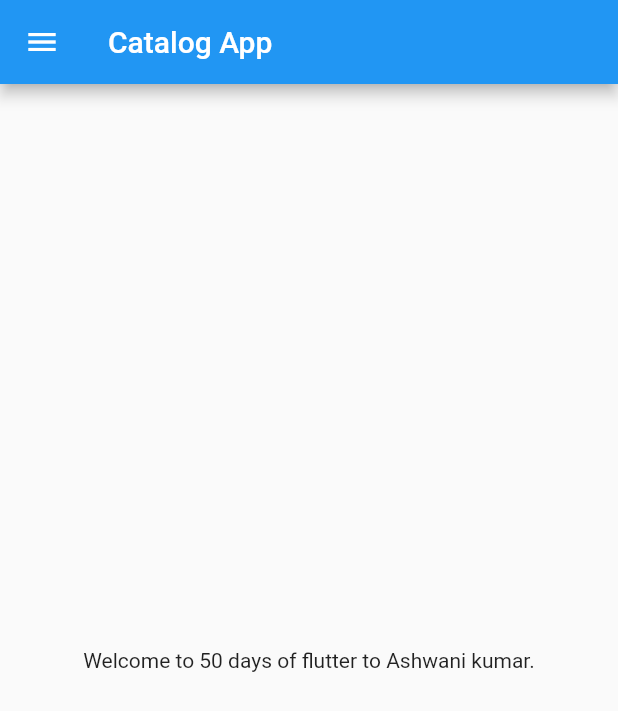
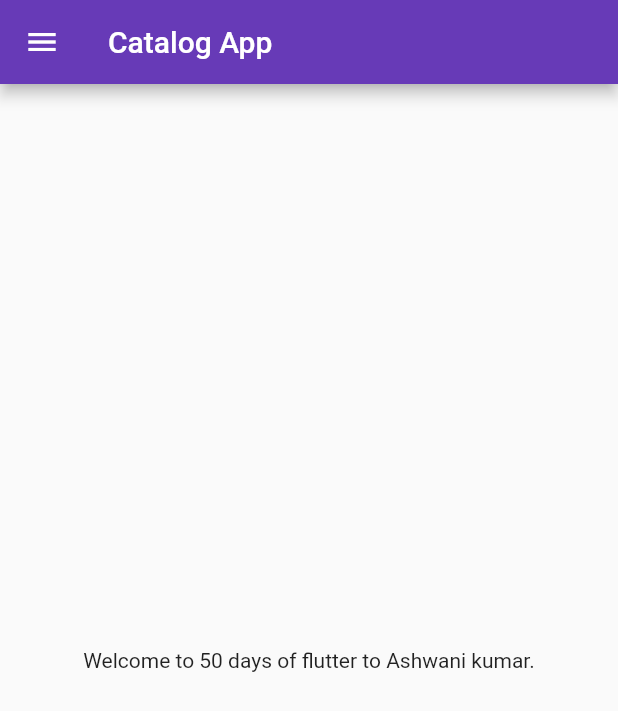
Before and after one commit to Krashwani1/Learning-flutter, a Flutter app: the screen it shows after launch, on a phone screen of 412 x 824 dp. Shown: the top 711 px of the screen. Run offline on Flutter 3.47's test engine with Material 2 defaults, Android fonts, the phone set to English and light mode, and no system bars.

Commit message:
Day 3 complete

```diff
--- a/lib/main.dart
+++ b/lib/main.dart
@@ -1,5 +1,6 @@
 import 'package:flutter/material.dart';
-import 'package:flutter_catalog_app2/home_page.dart';
+import 'package:flutter_catalog_app2/pages/home_page.dart';
+import 'package:flutter_catalog_app2/pages/login_page.dart';
 
 void main() {
   runApp(const MyApp());
@@ -11,7 +12,18 @@
   @override
   Widget build(BuildContext context) {
     return MaterialApp(
-      home: HomePage(),
+      //home: HomePage(),
+      themeMode: ThemeMode.light,
+      theme: ThemeData(primarySwatch: Colors.deepPurple),
+      darkTheme: ThemeData(
+        brightness: Brightness.dark,
+      ),
+      initialRoute: "/home",
+      routes: {
+        "/": (context) => LoginPage(),
+        "/home": (context) => HomePage(),
+        "/login": (context) => LoginPage(),
+      },
     );
   }
 }
```
Also changed, not shown: lib/pages/login_page.dart (added, +18 -0 lines), lib/pages/home_page.dart (renamed from lib/home_page.dart).
